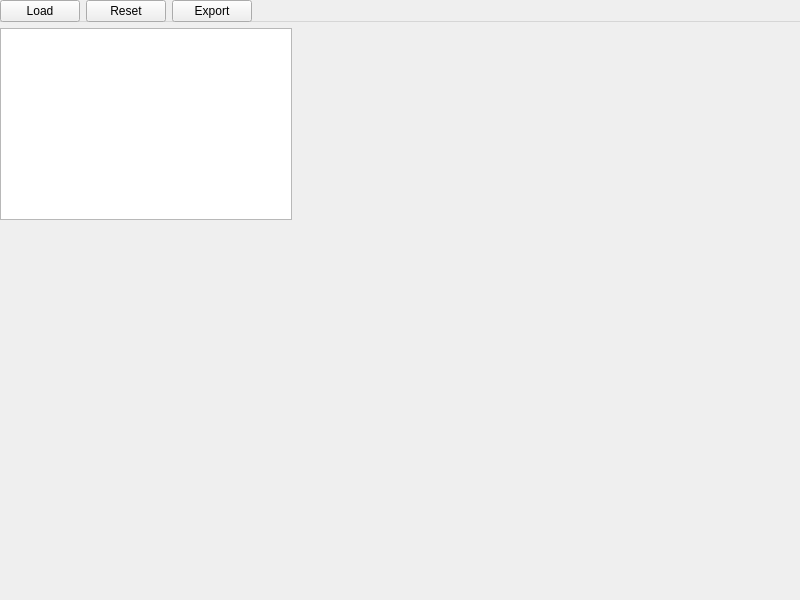
Before: the Qt Designer form Data/tournament.ui in LouisMLettry/ISChess, drawn with Qt 5.
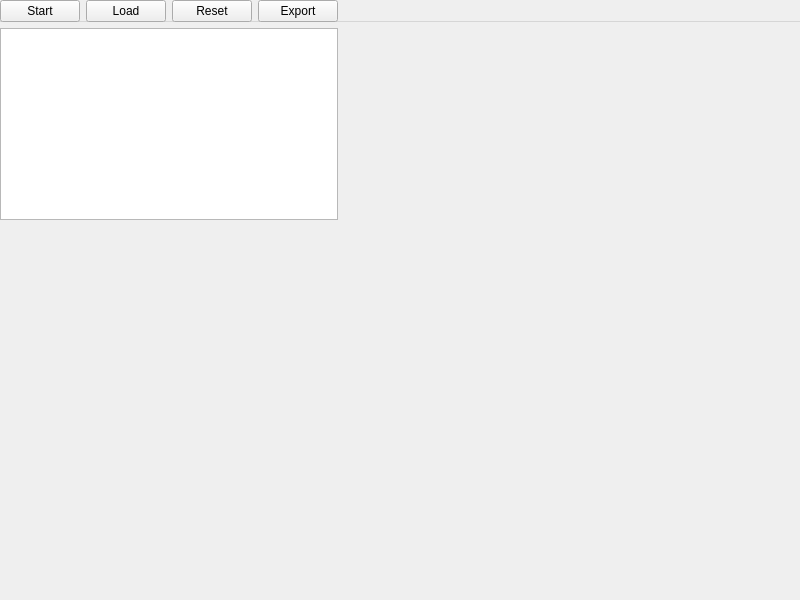
After: the same form once the commit is applied.

Commit message: Tournament reset fix + start match

Patch:
```diff
--- a/Data/tournament.ui
+++ b/Data/tournament.ui
@@ -60,6 +60,13 @@
    <layout class="QVBoxLayout" name="verticalLayout">
     <item>
      <layout class="QHBoxLayout" name="topButtons">
+      <item>
+       <widget class="QPushButton" name="startButton">
+        <property name="text">
+         <string>Start</string>
+        </property>
+       </widget>
+      </item>
       <item>
        <widget class="QPushButton" name="loadButton">
         <property name="text">
@@ -81,19 +88,6 @@
         </property>
        </widget>
       </item>
-      <item>
-       <spacer name="horizontalSpacer">
-        <property name="orientation">
-         <enum>Qt::Horizontal</enum>
-        </property>
-        <property name="sizeHint" stdset="0">
-         <size>
-          <width>40</width>
-          <height>20</height>
-         </size>
-        </property>
-       </spacer>
-      </item>
      </layout>
     </item>
     <item>
```
Left out of the diff: 9 changed lines with no effect on the pictures. The commit also changes 4 other files.
